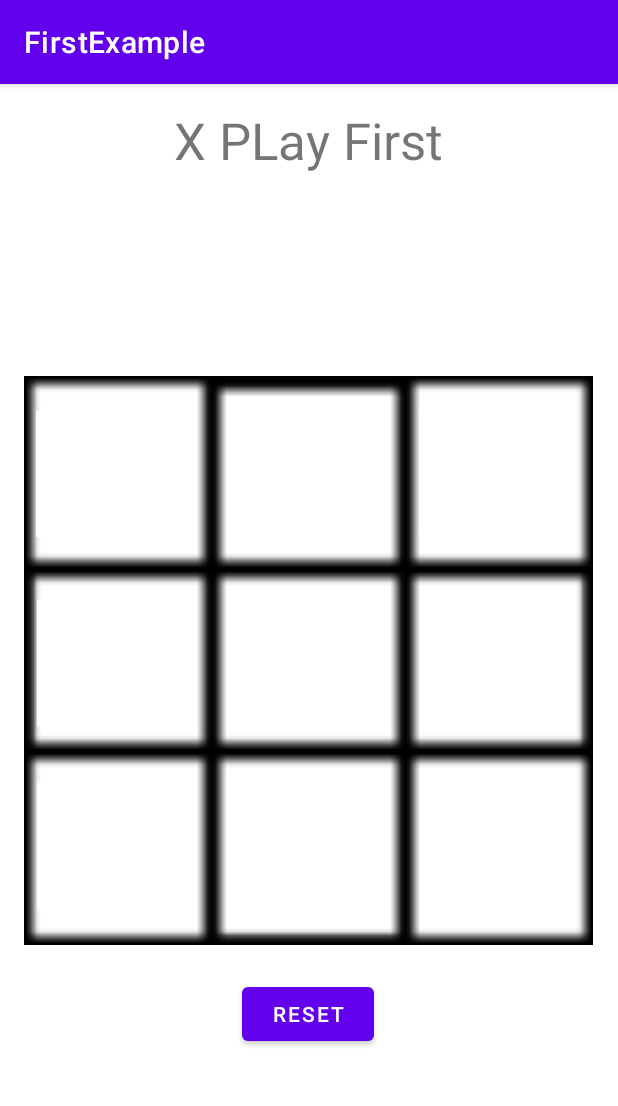
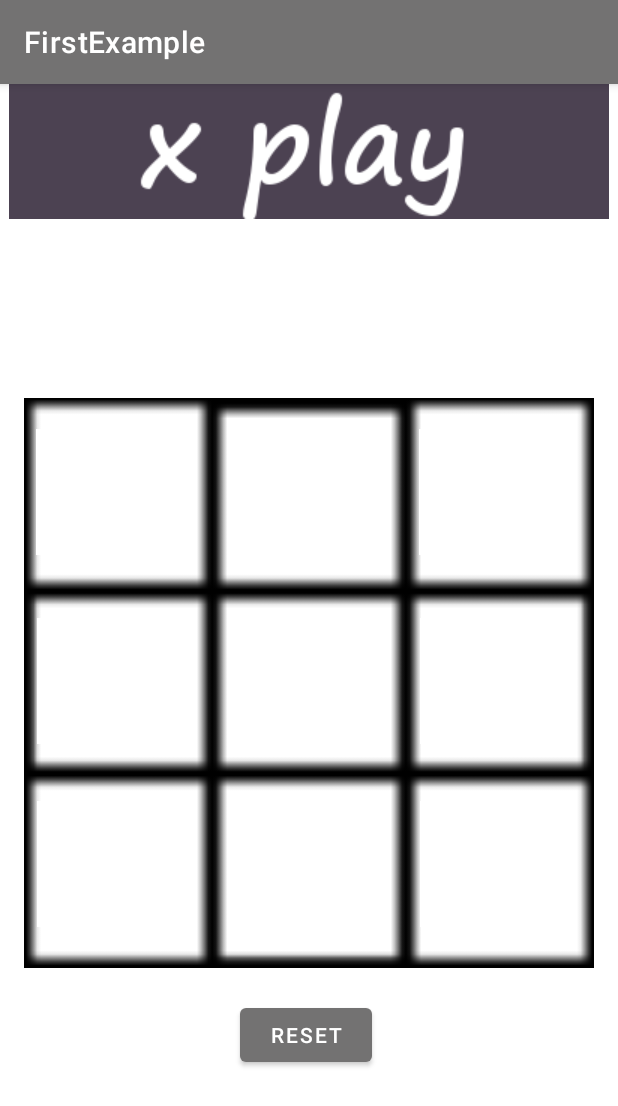
Before and after one commit to sombrero3/Tic-Tac-Toe, an Android app: the screen it shows after launch (MainActivity), on a phone screen of 412 x 824 dp. Shown: the top 1106 px of the screen. Run offline under Robolectric (Android 15) with nearby library versions, the phone set to English and light mode, and no system bars.

Commit message:
more images

```diff
--- a/app/src/main/res/layout/activity_main.xml
+++ b/app/src/main/res/layout/activity_main.xml
@@ -4,44 +4,34 @@
     xmlns:app="http://schemas.android.com/apk/res-auto"
     xmlns:tools="http://schemas.android.com/tools"
      android:layout_height="match_parent" android:layout_width="match_parent">
+
     <androidx.constraintlayout.widget.ConstraintLayout
         android:layout_width="wrap_content"
         android:layout_height="wrap_content"
         android:background="@color/white"
         tools:context=".MainActivity">
-        <TextView
-            android:id="@+id/main_text_tv"
-            android:layout_width="wrap_content"
-            android:layout_height="wrap_content"
-            android:layout_marginTop="8dp"
-            android:text="X PLay First"
-            android:textSize="34sp"
-            app:layout_constraintBottom_toBottomOf="parent"
-            app:layout_constraintLeft_toLeftOf="parent"
-            app:layout_constraintRight_toRightOf="parent"
-            app:layout_constraintTop_toTopOf="parent"
-            app:layout_constraintVertical_bias="0.011" />
+
         <Button
             android:id="@+id/main_reset_btn"
             android:layout_width="wrap_content"
             android:layout_height="wrap_content"
-            android:layout_marginTop="536dp"
+            android:layout_marginTop="520dp"
             android:text="Reset"
-            app:layout_constraintEnd_toEndOf="@+id/main_text_tv"
+            app:layout_constraintEnd_toEndOf="@+id/main_title_iv"
             app:layout_constraintHorizontal_bias="0.494"
-            app:layout_constraintStart_toStartOf="@+id/main_text_tv"
-            app:layout_constraintTop_toBottomOf="@+id/main_text_tv" />
+            app:layout_constraintStart_toStartOf="@+id/main_title_iv"
+            app:layout_constraintTop_toBottomOf="@+id/main_title_iv" />
 
         <ImageView
             android:id="@+id/imageView"
             android:layout_width="379dp"
             android:layout_height="398dp"
             android:layout_marginStart="16dp"
-            android:layout_marginTop="125dp"
+            android:layout_marginTop="110dp"
             android:layout_marginEnd="16dp"
             app:layout_constraintEnd_toEndOf="parent"
             app:layout_constraintStart_toStartOf="parent"
-            app:layout_constraintTop_toBottomOf="@+id/main_text_tv"
+            app:layout_constraintTop_toBottomOf="@+id/main_title_iv"
             app:srcCompat="@drawable/back" />
 
         <ImageButton
@@ -49,8 +39,6 @@
             android:layout_width="87dp"
             android:layout_height="84dp"
             android:layout_marginTop="42dp"
-            android:layout_marginBottom="155dp"
-            app:layout_constraintBottom_toBottomOf="@+id/imageView"
             app:layout_constraintEnd_toEndOf="@+id/main_00_ibtn"
             app:layout_constraintStart_toStartOf="@+id/main_00_ibtn"
             app:layout_constraintTop_toBottomOf="@+id/main_00_ibtn"
@@ -74,9 +62,9 @@
             android:layout_width="88dp"
             android:layout_height="84dp"
             android:layout_marginStart="24dp"
-            android:layout_marginTop="218dp"
+            android:layout_marginTop="140dp"
             app:layout_constraintStart_toStartOf="parent"
-            app:layout_constraintTop_toTopOf="parent"
+            app:layout_constraintTop_toBottomOf="@+id/main_title_iv"
             app:srcCompat="@drawable/firstpic" />
 
         <ImageButton
@@ -84,10 +72,9 @@
             android:layout_width="88dp"
             android:layout_height="84dp"
             android:layout_marginStart="41dp"
-            android:layout_marginTop="30dp"
             app:layout_constraintBottom_toBottomOf="@+id/main_00_ibtn"
             app:layout_constraintStart_toEndOf="@+id/main_00_ibtn"
-            app:layout_constraintTop_toTopOf="@+id/imageView"
+            app:layout_constraintTop_toTopOf="@+id/main_00_ibtn"
             app:srcCompat="@drawable/firstpic" />
 
         <ImageButton
@@ -105,12 +92,12 @@
             android:id="@+id/main_11_ibtn"
             android:layout_width="87dp"
             android:layout_height="84dp"
-            android:layout_marginTop="45dp"
             app:layout_constraintBottom_toBottomOf="@+id/main_10_ibtn"
             app:layout_constraintEnd_toEndOf="@+id/main_01_ibtn"
             app:layout_constraintStart_toStartOf="@+id/main_01_ibtn"
-            app:layout_constraintTop_toBottomOf="@+id/main_01_ibtn"
+            app:layout_constraintTop_toTopOf="@+id/main_10_ibtn"
             app:srcCompat="@drawable/firstpic" />
+
         <ImageButton
             android:id="@+id/main_21_ibtn"
             android:layout_width="87dp"
@@ -132,14 +119,36 @@
             app:layout_constraintStart_toStartOf="@+id/main_02_ibtn"
             app:layout_constraintTop_toTopOf="@+id/main_11_ibtn"
             app:srcCompat="@drawable/firstpic" />
+
         <ImageButton
             android:id="@+id/main_22_ibtn"
             android:layout_width="87dp"
             android:layout_height="84dp"
+            app:layout_constraintBottom_toBottomOf="@+id/main_21_ibtn"
             app:layout_constraintEnd_toEndOf="@+id/main_12_ibtn"
             app:layout_constraintHorizontal_bias="1.0"
             app:layout_constraintStart_toStartOf="@+id/main_12_ibtn"
             app:layout_constraintTop_toTopOf="@+id/main_21_ibtn"
             app:srcCompat="@drawable/firstpic" />
+
+        <ImageView
+            android:id="@+id/main_win0_iv"
+            android:layout_width="375dp"
+            android:layout_height="388dp"
+            android:layout_marginTop="110dp"
+            app:layout_constraintTop_toBottomOf="@+id/main_title_iv"
+            app:srcCompat="@drawable/empty"
+            tools:layout_editor_absoluteX="19dp" />
+
+        <ImageView
+            android:id="@+id/main_title_iv"
+            android:layout_width="wrap_content"
+            android:layout_height="wrap_content"
+            android:layout_marginStart="8dp"
+            android:layout_marginEnd="8dp"
+            app:layout_constraintEnd_toEndOf="parent"
+            app:layout_constraintStart_toStartOf="parent"
+            app:layout_constraintTop_toTopOf="parent"
+            app:srcCompat="@drawable/xplay" />
     </androidx.constraintlayout.widget.ConstraintLayout>
 </ScrollView>
--- a/app/src/main/res/values/colors.xml
+++ b/app/src/main/res/values/colors.xml
@@ -7,4 +7,8 @@
     <color name="teal_700">#FF018786</color>
     <color name="black">#FF000000</color>
     <color name="white">#FFFFFFFF</color>
+    <color name="green">#9AFF8A</color>
+    <color name="pink">#FB34F1</color>
+    <color name="grey">#737272</color>
+
 </resources>
--- a/app/src/main/res/values/themes.xml
+++ b/app/src/main/res/values/themes.xml
@@ -2,8 +2,8 @@
     <!-- Base application theme. -->
     <style name="Theme.FirstExample" parent="Theme.MaterialComponents.DayNight.DarkActionBar">
         <!-- Primary brand color. -->
-        <item name="colorPrimary">@color/purple_500</item>
-        <item name="colorPrimaryVariant">@color/purple_700</item>
+        <item name="colorPrimary">@color/grey</item>
+        <item name="colorPrimaryVariant">@color/black</item>
         <item name="colorOnPrimary">@color/white</item>
         <!-- Secondary brand color. -->
         <item name="colorSecondary">@color/teal_200</item>
```
Also changed, not shown: app/src/main/java/com/example/firstexample/MainActivity.java (+43 -13 lines), app/src/main/res/drawable/empty.gif (added), app/src/main/res/drawable/mark1.png (added), app/src/main/res/drawable/mark2.png (added), app/src/main/res/drawable/mark3.png (added), app/src/main/res/drawable/mark4.png (added), app/src/main/res/drawable/mark5.png (added), app/src/main/res/drawable/mark6.png (added), app/src/main/res/drawable/mark7.png (added), app/src/main/res/drawable/mark8.png (added), app/src/main/res/drawable/nowin.gif (added), app/src/main/res/drawable/oplay.gif (added), app/src/main/res/drawable/owin.gif (added), app/src/main/res/drawable/xplay.gif (added), 1 more files.
